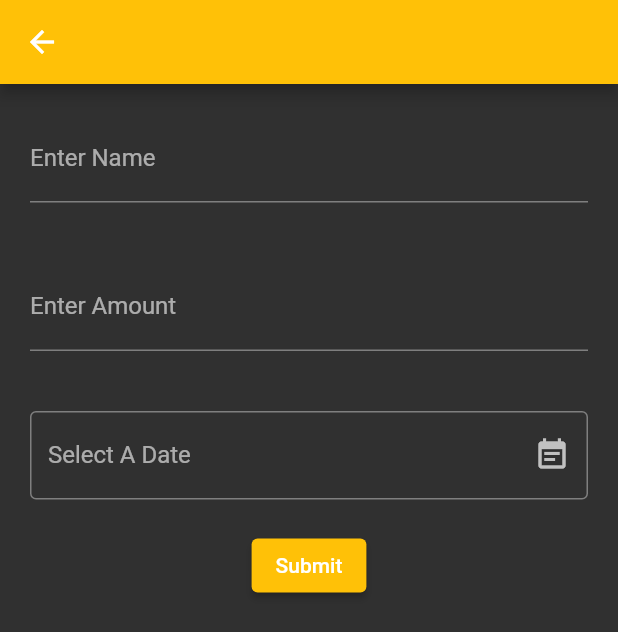
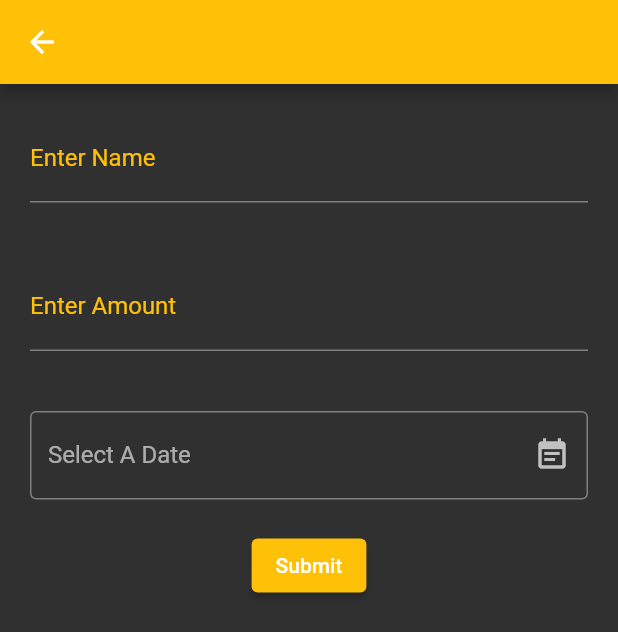
Before and after one commit to Suraez/room_sharing, a Flutter app: the AccountPage screen opened by its route, after a tap on "Sign Out", after a tap on the "add circle" icon, on a phone screen of 412 x 824 dp. Shown: the top 632 px of the screen. Run offline on Flutter 3.47's test engine with Material 2 defaults, Android fonts, the phone set to English and light mode, and no system bars; drawn by our look-alikes of date_field; our stand-ins replace flutter_dotenv, supabase_flutter; accounts and stored records are empty; network calls fail; statements that could not run were skipped; project files that could hold a hidden picture were left out.

Commit message:
UI: some UI modifications and warnings clear

```diff
--- a/lib/pages/account_page.dart
+++ b/lib/pages/account_page.dart
@@ -33,12 +33,12 @@ class _AccountPageState extends State<AccountPage> {
     } on PostgrestException catch (error) {
       SnackBar(
         content: Text(error.message),
-        backgroundColor: Theme.of(context).colorScheme.error,
+        backgroundColor: const Color.fromARGB(255, 41, 39, 39),
       );
     } catch (error) {
-      SnackBar(
-        content: const Text('Unexpected error occurred'),
-        backgroundColor: Theme.of(context).colorScheme.error,
+      const SnackBar(
+        content: Text('Unexpected error occurred'),
+        backgroundColor: Color.fromARGB(255, 41, 39, 39),
       );
     } finally {
       if (mounted) {
@@ -73,12 +73,12 @@ class _AccountPageState extends State<AccountPage> {
     } on PostgrestException catch (error) {
       SnackBar(
         content: Text(error.message),
-        backgroundColor: Theme.of(context).colorScheme.error,
+        backgroundColor: const Color.fromARGB(255, 41, 39, 39),
       );
     } catch (error) {
-      SnackBar(
-        content: const Text('Unexpected error occurred'),
-        backgroundColor: Theme.of(context).colorScheme.error,
+      const SnackBar(
+        content: Text('Unexpected error occurred'),
+        backgroundColor: Color.fromARGB(255, 41, 39, 39),
       );
     } finally {
       if (mounted) {
--- a/lib/pages/home.dart
+++ b/lib/pages/home.dart
@@ -12,9 +12,34 @@ class Home extends StatefulWidget {
 
 class _HomeState extends State<Home> {
   List<dynamic> fetchedItems = [
-    {'id': 1, 'name': 'groceries', 'amount': 100},
-    {'id': 2, 'name': 'vegetables', 'amount': 2000},
+    // {'id': 1, 'name': 'groceries', 'amount': 100},
+    // {'id': 2, 'name': 'vegetables', 'amount': 2000},
   ];
+
+  String username = 'Suraj';
+
+  Future<void> _getProfile() async {
+    try {
+      final userId = supabase.auth.currentUser!.id;
+      final data = await supabase
+          .from('profiles')
+          .select<Map<String, dynamic>>()
+          .eq('id', userId)
+          .single();
+      username = (data['username'] ?? '') as String;
+      setState(() {});
+    } on PostgrestException catch (error) {
+      SnackBar(
+        content: Text(error.message),
+        backgroundColor: const Color.fromARGB(255, 41, 39, 39),
+      );
+    } catch (error) {
+      const SnackBar(
+        content: Text('Unexpected error occurred'),
+        backgroundColor: Color.fromARGB(255, 41, 39, 39),
+      );
+    }
+  }
 
   var totalAmount = 0;
 
@@ -24,12 +49,12 @@ class _HomeState extends State<Home> {
     } on AuthException catch (error) {
       SnackBar(
         content: Text(error.message),
-        backgroundColor: Theme.of(context).colorScheme.error,
+        backgroundColor: const Color.fromARGB(255, 41, 39, 39),
       );
     } catch (error) {
-      SnackBar(
-        content: const Text('Unexpected error occurred'),
-        backgroundColor: Theme.of(context).colorScheme.error,
+      const SnackBar(
+        content: Text('Unexpected error occurred'),
+        backgroundColor: Color.fromARGB(255, 41, 39, 39),
       );
     } finally {
       if (mounted) {
@@ -42,12 +67,17 @@ class _HomeState extends State<Home> {
   void initState() {
     super.initState();
     _fetchItems();
+    _getProfile();
   }
 
   Future<void> _fetchItems() async {
-    final response = await supabase.from('items').select();
+    final response = await supabase
+        .from('items')
+        .select('*, profiles(*)')
+        .order('created_at', ascending: false);
     fetchedItems = response;
     int total = 0;
+    // debugPrint('fetchedItems are $fetchedItems');
     for (var item in response) {
       total += item['amount'] as int;
     }
@@ -79,15 +109,17 @@ class _HomeState extends State<Home> {
                         )
                       ],
                     ),
-                    const Row(
+                    Row(
                       mainAxisAlignment: MainAxisAlignment.center,
                       children: [
                         Padding(
-                          padding: EdgeInsets.all(8.0),
+                          padding: const EdgeInsets.all(8.0),
                           child: Text(
-                            'Hello there!',
-                            style:
-                                TextStyle(fontSize: 32.0, color: Colors.amber),
+                            'Hello $username',
+                            style: const TextStyle(
+                              fontSize: 32.0,
+                              color: Colors.amber,
+                            ),
                           ),
                         ),
                       ],
@@ -146,13 +178,6 @@ class _HomeState extends State<Home> {
               tooltip: 'Add Expense',
               icon: const Icon(Icons.add_circle),
             ),
-            IconButton(
-              onPressed: () {
-                _signOut();
-              },
-              tooltip: 'Log out',
-              icon: const Icon(Icons.logout),
-            )
           ],
         ),
         body: itemList(context),
@@ -181,7 +206,7 @@ class _HomeState extends State<Home> {
                 children: <Widget>[
                   Text(
                     '$totalAmount',
-                    style: TextStyle(fontSize: 24.0),
+                    style: const TextStyle(fontSize: 24.0),
                   )
                 ],
               )
@@ -202,7 +227,7 @@ class _HomeState extends State<Home> {
             color: Colors.amber[400], // Set the background color
             borderRadius: BorderRadius.circular(20.0), // Set the border radius
           ),
-          height: 100,
+          height: 70,
           // child: Center(child: Text('Entry ${entries[index]}')),
           child: Row(
             mainAxisAlignment: MainAxisAlignment.spaceBetween,
@@ -214,9 +239,9 @@ class _HomeState extends State<Home> {
                     fetchedItems[index]['name'],
                     style: const TextStyle(fontSize: 18.0, color: Colors.white),
                   ),
-                  const Text(
-                    'adfasf',
-                    style: TextStyle(fontSize: 16.0),
+                  Text(
+                    fetchedItems[index]['created_at'].substring(0, 10) ?? '',
+                    style: const TextStyle(fontSize: 16.0),
                   ),
                 ],
               ),
@@ -226,11 +251,13 @@ class _HomeState extends State<Home> {
                 children: [
                   Text(
                     fetchedItems[index]['amount'].toString(),
-                    style: TextStyle(fontSize: 24.0),
+                    style: const TextStyle(fontSize: 24.0),
                   ),
-                  const Text(
-                    'Suraj',
-                    style: TextStyle(fontSize: 14.0),
+                  Text(
+                    fetchedItems[index]['profiles'] != null
+                        ? fetchedItems[index]['profiles']['username']
+                        : '',
+                    style: const TextStyle(fontSize: 14.0),
                   ),
                 ],
               )
--- a/lib/pages/item_form.dart
+++ b/lib/pages/item_form.dart
@@ -38,9 +38,13 @@ class _ItemFormState extends State<ItemForm> {
             child: TextFormField(
               controller: _itemNameController,
               decoration: const InputDecoration(
-                border: UnderlineInputBorder(),
+                focusedBorder: UnderlineInputBorder(
+                  borderSide: BorderSide(color: Colors.amber),
+                ),
                 labelText: 'Enter Name',
+                labelStyle: TextStyle(color: Colors.amber),
               ),
+              cursorColor: Colors.amber,
             ),
           ),
           Padding(
@@ -48,9 +52,13 @@ class _ItemFormState extends State<ItemForm> {
             child: TextFormField(
               controller: _amountController,
               decoration: const InputDecoration(
-                border: UnderlineInputBorder(),
+                focusedBorder: UnderlineInputBorder(
+                  borderSide: BorderSide(color: Colors.amber),
+                ),
                 labelText: 'Enter Amount',
+                labelStyle: TextStyle(color: Colors.amber),
               ),
+              cursorColor: Colors.amber,
               keyboardType:
                   TextInputType.number, // Set the keyboard type to numeric
               inputFormatters: <TextInputFormatter>[
--- a/lib/pages/login_page.dart
+++ b/lib/pages/login_page.dart
@@ -76,22 +76,66 @@ class _LoginPageState extends State<LoginPage> {
   @override
   Widget build(BuildContext context) {
     return Scaffold(
-      appBar: AppBar(title: const Text('Sign In')),
-      body: ListView(
-        padding: const EdgeInsets.symmetric(vertical: 18, horizontal: 12),
+      backgroundColor: Colors.amber,
+      body: SafeArea(
+        child: Center(
+          child: Column(
+            mainAxisAlignment: MainAxisAlignment.center,
             children: [
-          const Text('Sign in via the magic link with your email below'),
-          const SizedBox(height: 18),
-          TextFormField(
+              const Row(
+                mainAxisAlignment: MainAxisAlignment.center,
+                children: [
+                  Icon(
+                    Icons.group,
+                    size: 50.0,
+                  ),
+                  Text(
+                    'Room Sharing App',
+                    style:
+                        TextStyle(fontSize: 24.0, fontWeight: FontWeight.bold),
+                  )
+                ],
+              ),
+              const SizedBox(
+                height: 20.0,
+              ),
+              Padding(
+                padding: const EdgeInsets.symmetric(horizontal: 25.0),
+                child: Container(
+                  padding: const EdgeInsets.only(left: 10.0),
+                  decoration: BoxDecoration(
+                    color: Colors.white,
+                    borderRadius: BorderRadius.circular(12.0),
+                  ),
+                  child: TextFormField(
                     controller: _emailController,
-            decoration: const InputDecoration(labelText: 'Email'),
+                    style: const TextStyle(color: Colors.amber),
+                    decoration: const InputDecoration(
+                      hintText: 'Enter Your Email',
+                      border: InputBorder.none,
+                      hintStyle: TextStyle(color: Colors.amber),
                     ),
-          const SizedBox(height: 18),
+                    cursorColor: Colors.amber,
+                  ),
+                ),
+              ),
+              const SizedBox(
+                height: 10,
+              ),
               ElevatedButton(
                 onPressed: _isLoading ? null : _signIn,
-            child: Text(_isLoading ? 'Loading' : 'Sign Up/Login'),
+                style: ElevatedButton.styleFrom(
+                  backgroundColor: Colors.amber.shade600,
                 ),
+                child: Text(_isLoading ? 'Loading' : 'Sign In/ Up'),
+              ),
+              const SizedBox(
+                height: 10,
+              ),
+              const Text('Developed by Suraj Ojha'),
             ],
+          ),
+        ),
       ),
     );
   }
```
Also changed, not shown: lib/pages/list_item.dart (deleted, +0 -119 lines). Lines whose indentation alone changed are shown as unchanged.
